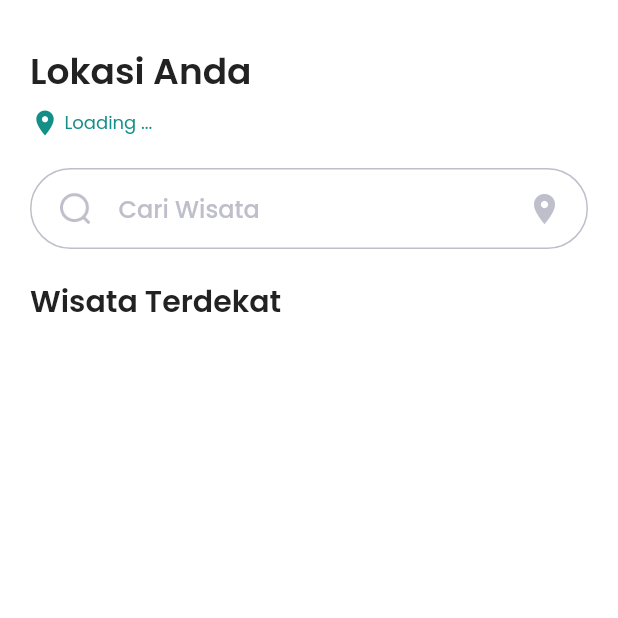
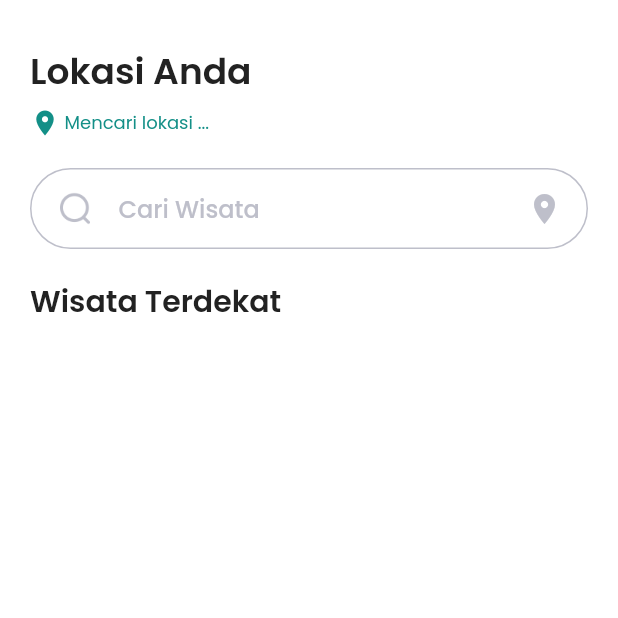
Before and after one commit to diajarkoding/katasik_app, a Flutter app: the DistanceDestinationView screen opened by its route, on a phone screen of 412 x 824 dp, the top half of it. Run offline on Flutter 3.47's test engine with Material 2 defaults, Android fonts, the phone set to English and light mode, and no system bars; our stand-ins replace cloud_firestore, firebase_core, flutter_native_splash, geocoding, geolocator, get and 2 more; accounts and stored records are empty.

Commit message:
change 'Loading ...' to 'Mencari lokasi ...'

```diff
--- a/lib/view/pages/distance_destination_view.dart
+++ b/lib/view/pages/distance_destination_view.dart
@@ -46,7 +46,7 @@ class DistanceDestinationView extends GetView<DestinationViewModel> {
                   child: Obx(
                     () => controller.loading.value
                         ? Text(
-                            'Loading ... ',
+                            'Mencari lokasi ... ',
                             style: greenTextStyle.copyWith(fontSize: 12),
                             overflow: TextOverflow.ellipsis,
                           )
```
